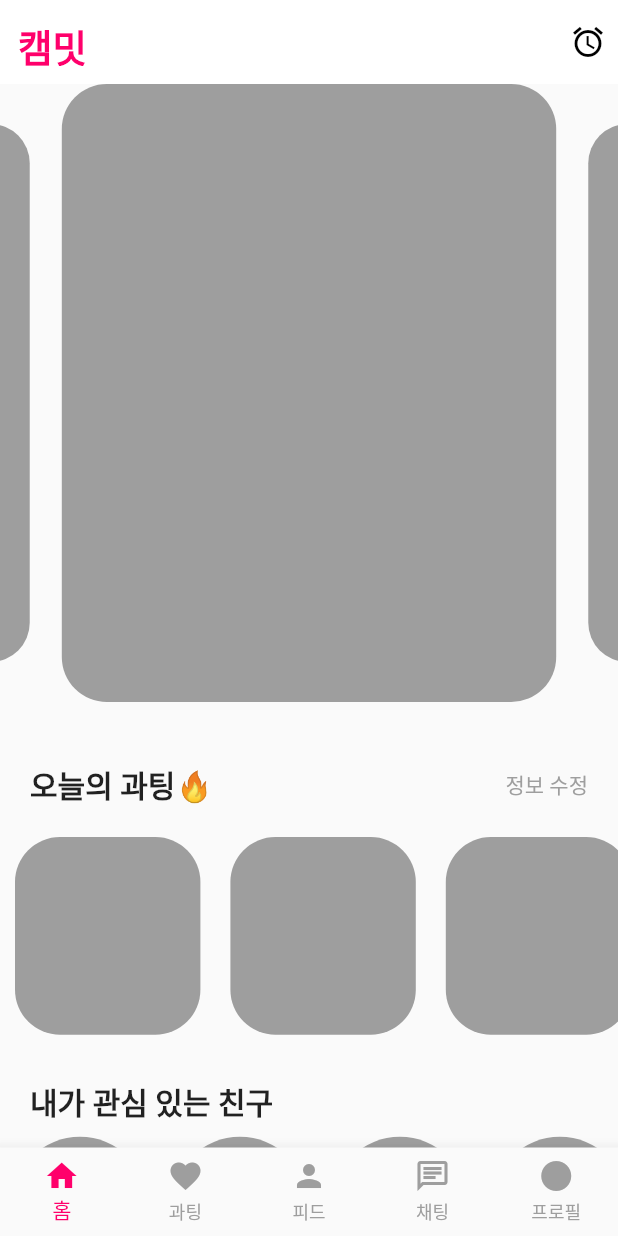
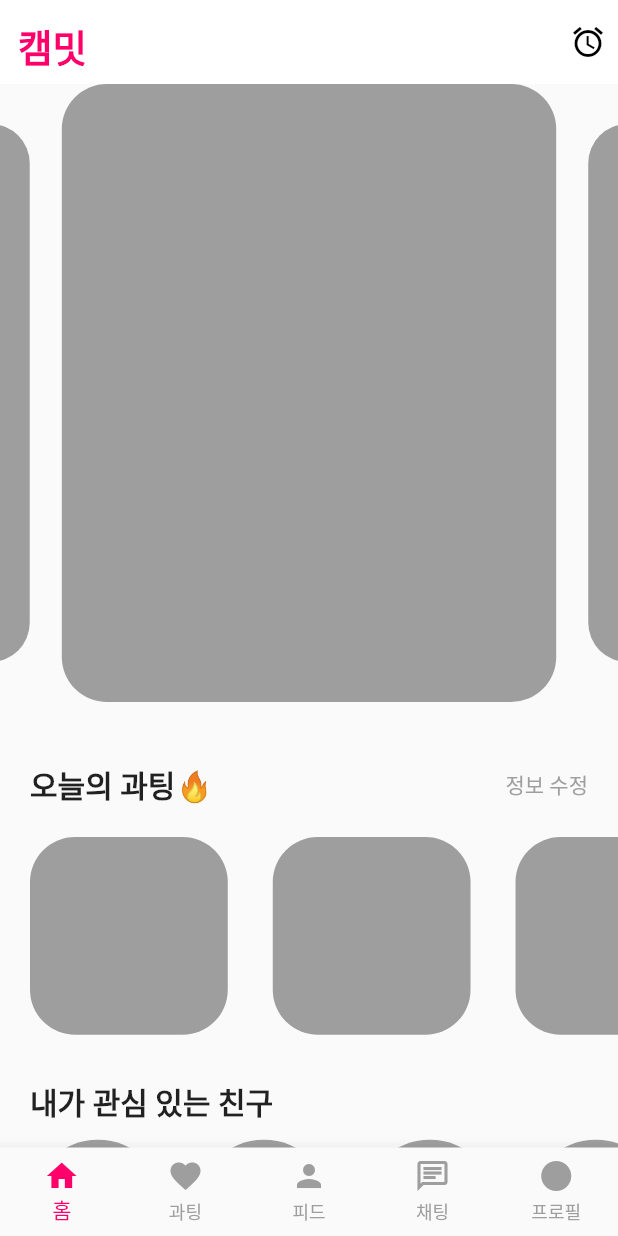
Before and after one commit to WantOscar/Dating_dw, a Flutter app: the screen it shows after launch, on a phone screen of 412 x 824 dp. Run offline on Flutter 3.47's test engine with Material 2 defaults, Android fonts, the phone set to English and light mode, and no system bars; drawn by our look-alikes of carousel_slider.

Commit message:
반응형 화면

```diff
--- a/lib/Widget/gesture_box.dart
+++ b/lib/Widget/gesture_box.dart
@@ -8,7 +8,7 @@ class GestureBox extends StatelessWidget {
   @override
   Widget build(BuildContext context) {
     return Container(
-      width: MediaQuery.of(context).size.width * 0.3,
+      width: MediaQuery.of(context).size.width * 0.32,
       height: MediaQuery.of(context).size.width * 0.32,
       decoration: BoxDecoration(
           borderRadius: BorderRadius.circular(30), color: Colors.grey),
--- a/lib/screen/main_screen.dart
+++ b/lib/screen/main_screen.dart
@@ -69,13 +69,16 @@ class MainScreen extends StatelessWidget {
             // Gesture Box List
             SingleChildScrollView(
               scrollDirection: Axis.horizontal,
+              child: Padding(
+                padding: const EdgeInsets.symmetric(horizontal: 5),
                 child: Row(
                   mainAxisAlignment: MainAxisAlignment.spaceAround,
                   children: List.generate(
                     50,
                     (index) => const Padding(
-                    padding: EdgeInsets.symmetric(horizontal: 10),
+                      padding: EdgeInsets.symmetric(horizontal: 15),
                       child: GestureBox(),
+                    ),
                   ),
                 ),
               ),
@@ -100,13 +103,17 @@ class MainScreen extends StatelessWidget {
             // Interested Friends List
             SingleChildScrollView(
               scrollDirection: Axis.horizontal,
+              child: Padding(
+                padding: const EdgeInsets.symmetric(horizontal: 10),
                 child: Row(
                   mainAxisAlignment: MainAxisAlignment.spaceAround,
                   children: List.generate(
                     50,
                     (index) => const Padding(
-                    padding: EdgeInsets.all(8.0),
+                      padding:
+                          EdgeInsets.symmetric(vertical: 10, horizontal: 10),
                       child: Avatar(),
+                    ),
                   ),
                 ),
               ),
```
Lines whose indentation alone changed are shown as unchanged.
